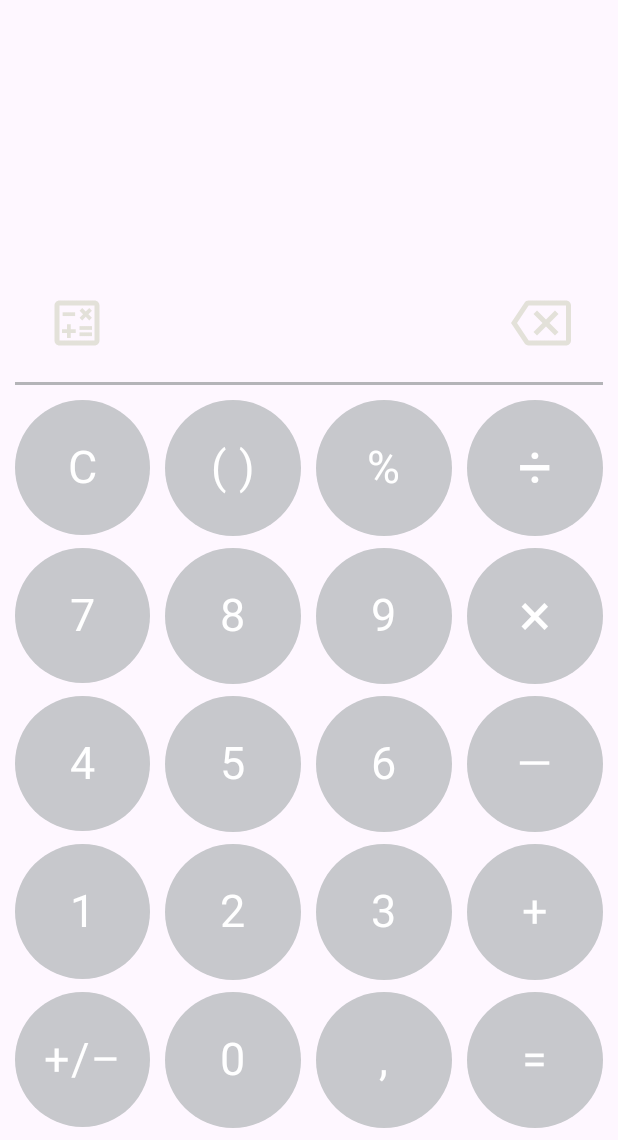
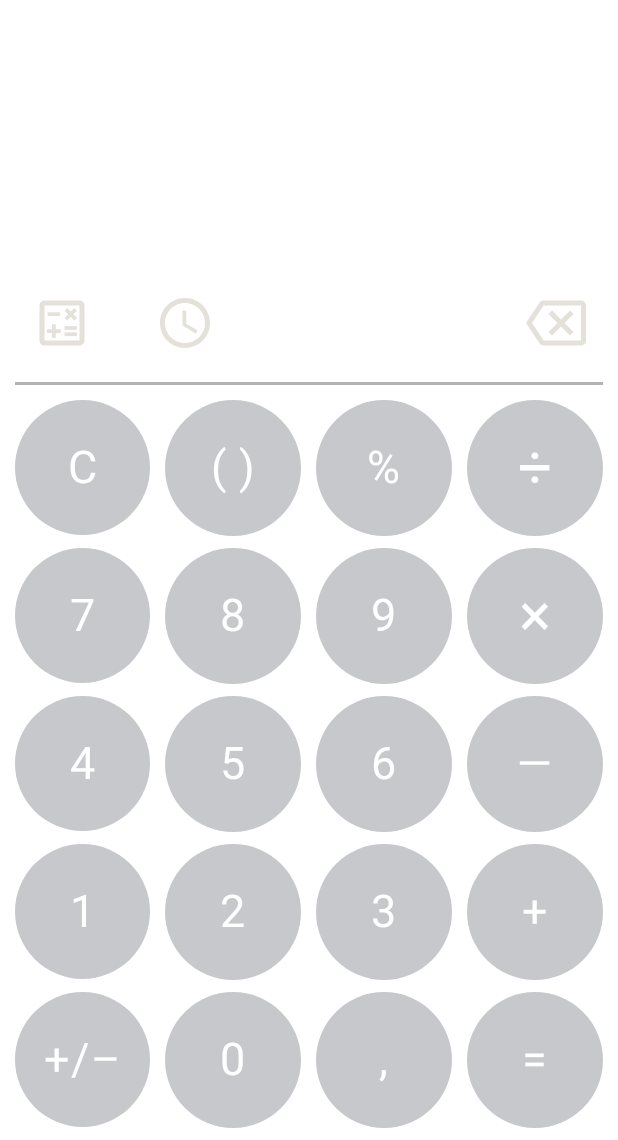
Before and after one commit to coolbl0nde/PrMP, an Android app built with Jetpack Compose: the screen it shows after launch (MainActivity), on a phone screen of 412 x 824 dp, the part 96-1236 px from its top. Run offline under Robolectric (Android 15) with nearby library versions, the light colour scheme and no system bars; our stand-ins replace Firebase (no records; nobody signed in at launch, a user with empty details on screens opened directly).

Commit message:
finished lab3

```diff
--- a/Calculator/app/src/main/java/com/example/calculator/MainActivity.kt
+++ b/Calculator/app/src/main/java/com/example/calculator/MainActivity.kt
@@ -7,7 +7,9 @@ import androidx.activity.result.contract.ActivityResultContracts
 import com.example.calculator.ui.screens.AdaptiveCalculatorUI
 import com.example.calculator.ui.theme.CalculatorTheme
 import android.Manifest
+import android.annotation.SuppressLint
 import androidx.activity.compose.rememberLauncherForActivityResult
+import androidx.compose.material3.Scaffold
 import androidx.compose.material3.Surface
 import androidx.compose.runtime.Composable
 import androidx.compose.runtime.getValue
@@ -15,9 +17,15 @@ import androidx.compose.runtime.mutableStateOf
 import androidx.compose.runtime.remember
 import androidx.compose.runtime.setValue
 import androidx.compose.ui.Modifier
+import androidx.navigation.NavHost
+import androidx.navigation.compose.NavHost
+import androidx.navigation.compose.composable
+import androidx.navigation.compose.rememberNavController
 import com.example.calculator.services.OperationStorageService
 import com.example.calculator.services.ThemeStorageService
-import com.example.calculator.ui.screens.OperationsScreen
+import com.example.calculator.ui.components.TopAppBar
+import com.example.calculator.ui.screens.CameraScreen
+import com.example.calculator.ui.screens.OperationScreen
 
 class MainActivity : ComponentActivity() {
 
@@ -33,11 +41,13 @@ class MainActivity : ComponentActivity() {
         }
     }
 
+    @SuppressLint("UnusedMaterial3ScaffoldPaddingParameter")
     @Composable
     fun MyApp(
         modifier: Modifier = Modifier,
         themeViewModel: ThemeViewModel
     ) {
+        val navController = rememberNavController()
         val viewModel = CalculatorViewModel()
 
         var shouldShowCamera by remember { mutableStateOf(false) }
@@ -50,25 +60,34 @@ class MainActivity : ComponentActivity() {
             }
         )
 
-        val openCamera = {
-            cameraPermissionRequest.launch(Manifest.permission.CAMERA)
-        }
-        val closeCamera = { shouldShowCamera = false }
 
-        val operationStorageService = OperationStorageService()
+        Scaffold( topBar = { TopAppBar(themeViewModel) }){
+            NavHost(navController = navController, startDestination = "adaptiveCalculatorUI") {
+                composable("adaptiveCalculatorUI") {
+                    AdaptiveCalculatorUI(
+                        navController,
+                        themeViewModel = themeViewModel,
+                        viewModel = viewModel
+                    )
+                }
+                composable("cameraScreen") {
+                    cameraPermissionRequest.launch(Manifest.permission.CAMERA)
 
-
-        Surface(modifier) {
-            if (shouldShowCamera) {
-                //CameraPreviewScreen(viewModel, closeCamera)
-                OperationsScreen()
-            } else {
-                AdaptiveCalculatorUI(
-                    viewModel,
-                    openCamera,
-                    themeViewModel
-                )
+                    if (shouldShowCamera){
+                        CameraScreen(viewModel, navController)
+                    }
+                }
+                /*composable("landscapeCalculatorScreen") {
+                    LandscapeCalculatorScreen(navController)
+                }
+                composable("portraitCalculatorScreen") {
+                    PortraitCalculatorScreen(navController)
+                }*/
+                composable("operationScreen") {
+                    OperationScreen(navController)
+                }
             }
         }
+
     }
 }
--- a/Calculator/app/src/main/java/com/example/calculator/ui/components/CalculatorDisplay.kt
+++ b/Calculator/app/src/main/java/com/example/calculator/ui/components/CalculatorDisplay.kt
@@ -36,9 +36,3 @@ fun CalculatorDisplay(value: String, modifier: Modifier = Modifier){
         )
     }
 }
-
-@Preview(showBackground = true)
-@Composable
-fun PreviewCalculatorApp2() {
-    CalculatorApp(CalculatorViewModel(), openCamera = {})
-}
--- a/Calculator/app/src/main/java/com/example/calculator/ui/components/RoundButton.kt
+++ b/Calculator/app/src/main/java/com/example/calculator/ui/components/RoundButton.kt
@@ -48,9 +48,3 @@ fun RoundButton(
         )
     }*/
 }
-
-@Preview(showBackground = true)
-@Composable
-fun PreviewCalculatorApp() {
-    CalculatorApp(CalculatorViewModel(), openCamera = {})
-}
--- a/Calculator/app/src/main/java/com/example/calculator/ui/components/SymbolButton.kt
+++ b/Calculator/app/src/main/java/com/example/calculator/ui/components/SymbolButton.kt
@@ -36,9 +36,3 @@ fun SymbolButton(
         )
     }
 }
-
-@Preview(showBackground = true)
-@Composable
-fun PreviewCalculatorApp3() {
-    CalculatorApp(CalculatorViewModel(), openCamera = {})
-}
--- a/Calculator/app/src/main/java/com/example/calculator/ui/screens/AdaptiveCalculatorUI.kt
+++ b/Calculator/app/src/main/java/com/example/calculator/ui/screens/AdaptiveCalculatorUI.kt
@@ -2,27 +2,30 @@ package com.example.calculator.ui.screens
 
 import android.content.res.Configuration
 import androidx.compose.runtime.Composable
+import androidx.compose.runtime.RememberObserver
 import androidx.compose.ui.platform.LocalConfiguration
+import androidx.navigation.NavController
+import androidx.navigation.NavHost
 import com.example.calculator.CalculatorViewModel
 import com.example.calculator.ThemeViewModel
 import com.example.calculator.services.OperationStorageService
 
 @Composable
 fun AdaptiveCalculatorUI(
+    navController: NavController,
     viewModel: CalculatorViewModel,
-    openCamera: () -> Unit,
     themeViewModel: ThemeViewModel
 ) {
     val configuration = LocalConfiguration.current
     val isLandscape = configuration.orientation == Configuration.ORIENTATION_LANDSCAPE
 
     if (isLandscape) {
-        LandscapeUI(viewModel, openCamera)
+        LandscapeUI(viewModel)
     } else {
         CalculatorApp(
             viewModel,
-            openCamera,
-            themeViewModel
+            themeViewModel,
+            navController
         )
     }
 }
--- a/Calculator/app/src/main/java/com/example/calculator/ui/screens/PortraitCalculatorScreen.kt
+++ b/Calculator/app/src/main/java/com/example/calculator/ui/screens/PortraitCalculatorScreen.kt
@@ -19,7 +19,6 @@ import androidx.compose.runtime.remember
 import androidx.compose.runtime.setValue
 import androidx.compose.ui.Modifier
 import androidx.compose.ui.platform.LocalContext
-import androidx.compose.ui.tooling.preview.Preview
 import androidx.compose.ui.unit.dp
 import com.example.calculator.data.ButtonConfig
 import com.example.calculator.CalculatorViewModel
@@ -29,15 +28,15 @@ import com.example.calculator.ui.components.RoundButton
 import com.example.calculator.ui.components.SymbolButton
 import androidx.compose.ui.text.style.TextAlign
 import androidx.compose.ui.unit.sp
+import androidx.navigation.NavController
 import com.example.calculator.ThemeViewModel
-import com.example.calculator.services.OperationStorageService
 import com.example.calculator.ui.components.TopAppBar
 
 
 @Composable
 fun CalculatorApp(viewModel: CalculatorViewModel,
-                  openCamera: () -> Unit,
-                  themeViewModel: ThemeViewModel = ThemeViewModel()
+                  themeViewModel: ThemeViewModel = ThemeViewModel(),
+                  navController: NavController
 ){
 
     val context = LocalContext.current
@@ -107,7 +106,14 @@ fun CalculatorApp(viewModel: CalculatorViewModel,
                 iconId = R.drawable.outline_calculate,
                 modifier = Modifier
                     .weight(1f),
-                onClick = openCamera
+                onClick = { navController.navigate("cameraScreen") }
+            )
+
+            SymbolButton(
+                iconId = R.drawable.baseline_access_time_24,
+                modifier = Modifier
+                    .weight(1f),
+                onClick = { navController.navigate("operationScreen") }
             )
 
             Spacer(Modifier.weight(2f))
@@ -152,9 +158,3 @@ fun CalculatorApp(viewModel: CalculatorViewModel,
         }
     }
 }
-
-@Preview(showBackground = true)
-@Composable
-fun PreviewCalculatorApp() {
-    CalculatorApp(CalculatorViewModel(), openCamera = {}, ThemeViewModel())
-}
--- /dev/null
+++ b/Calculator/app/src/main/res/drawable/baseline_access_time_24.xml
@@ -0,0 +1,6 @@
+<vector android:height="50dp" android:tint="#010409"
+    android:viewportHeight="24" android:viewportWidth="24"
+    android:width="50dp" xmlns:android="http://schemas.android.com/apk/res/android">
+    <path android:fillColor="@android:color/white" android:pathData="M11.99,2C6.47,2 2,6.48 2,12s4.47,10 9.99,10C17.52,22 22,17.52 22,12S17.52,2 11.99,2zM12,20c-4.42,0 -8,-3.58 -8,-8s3.58,-8 8,-8 8,3.58 8,8 -3.58,8 -8,8z"/>
+    <path android:fillColor="@android:color/white" android:pathData="M12.5,7H11v6l5.25,3.15 0.75,-1.23 -4.5,-2.67z"/>
+</vector>
--- /dev/null
+++ b/Calculator/app/src/main/res/drawable/time.xml
@@ -0,0 +1,6 @@
+<vector android:height="24dp" android:tint="#010409"
+    android:viewportHeight="24" android:viewportWidth="24"
+    android:width="24dp" xmlns:android="http://schemas.android.com/apk/res/android">
+    <path android:fillColor="@android:color/white" android:pathData="M11.99,2C6.47,2 2,6.48 2,12s4.47,10 9.99,10C17.52,22 22,17.52 22,12S17.52,2 11.99,2zM12,20c-4.42,0 -8,-3.58 -8,-8s3.58,-8 8,-8 8,3.58 8,8 -3.58,8 -8,8z"/>
+    <path android:fillColor="@android:color/white" android:pathData="M12.5,7H11v6l5.25,3.15 0.75,-1.23 -4.5,-2.67z"/>
+</vector>
```
Also changed, not shown: Calculator/app/build.gradle.kts (+7 -0 lines), Calculator/app/src/main/java/com/example/calculator/ui/screens/CameraScreen.kt (+6 -15 lines), Calculator/app/src/main/java/com/example/calculator/ui/screens/LandscapeCalculatorScreen.kt (+3 -4 lines), Calculator/app/src/main/java/com/example/calculator/ui/screens/OperationScreen.kt (+51 -15 lines).
